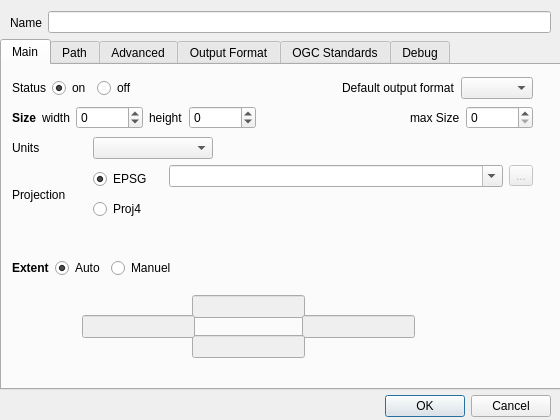
Before: the Qt Designer form ui/mapSetting.ui in guardeivid/MapfileEditor, drawn with Qt 5.
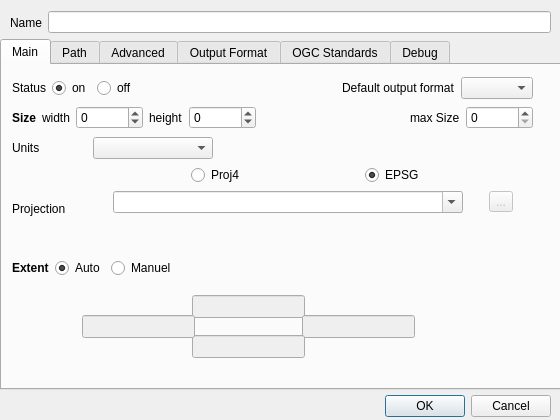
After: the same form once the commit is applied. The open tabs and pages were chosen to show the change. Icons and pictures are not drawn. Custom widgets are drawn as their Qt base class.

Commit message: add enabel resquest support in ogcFormTab (buggy)

Patch:
```diff
--- a/ui/mapSetting.ui
+++ b/ui/mapSetting.ui
@@ -411,7 +411,7 @@
        <x>10</x>
        <y>100</y>
        <width>521</width>
-       <height>60</height>
+       <height>87</height>
       </rect>
      </property>
      <layout class="QHBoxLayout" name="projectionLayout">
@@ -444,41 +444,12 @@
        </widget>
       </item>
       <item>
-       <layout class="QVBoxLayout" name="verticalLayout">
+       <layout class="QVBoxLayout" name="verticalLayout_2">
+        <item>
+         <layout class="QHBoxLayout" name="horizontalLayout_40">
         <property name="sizeConstraint">
          <enum>QLayout::SetDefaultConstraint</enum>
         </property>
-        <item>
-         <widget class="QRadioButton" name="mf_map_projection_btepsg">
-          <property name="minimumSize">
-           <size>
-            <width>70</width>
-            <height>0</height>
-           </size>
-          </property>
-          <property name="maximumSize">
-           <size>
-            <width>70</width>
-            <height>16777215</height>
-           </size>
-          </property>
-          <property name="baseSize">
-           <size>
-            <width>70</width>
-            <height>0</height>
-           </size>
-          </property>
-          <property name="toolTip">
-           <string>&lt;html&gt;&lt;head/&gt;&lt;body&gt;&lt;p&gt;Define projection using EPSG code.&lt;/p&gt;&lt;/body&gt;&lt;/html&gt;</string>
-          </property>
-          <property name="text">
-           <string>EPSG</string>
-          </property>
-          <property name="checked">
-           <bool>true</bool>
-          </property>
-         </widget>
-        </item>
         <item>
          <widget class="QRadioButton" name="mf_map_projection_btproj">
           <property name="minimumSize">
@@ -507,10 +478,39 @@
           </property>
          </widget>
         </item>
-       </layout>
-      </item>
       <item>
-       <layout class="QVBoxLayout" name="verticalLayout_2">
+           <widget class="QRadioButton" name="mf_map_projection_btepsg">
+            <property name="minimumSize">
+             <size>
+              <width>70</width>
+              <height>0</height>
+             </size>
+            </property>
+            <property name="maximumSize">
+             <size>
+              <width>70</width>
+              <height>16777215</height>
+             </size>
+            </property>
+            <property name="baseSize">
+             <size>
+              <width>70</width>
+              <height>0</height>
+             </size>
+            </property>
+            <property name="toolTip">
+             <string>&lt;html&gt;&lt;head/&gt;&lt;body&gt;&lt;p&gt;Define projection using EPSG code.&lt;/p&gt;&lt;/body&gt;&lt;/html&gt;</string>
+            </property>
+            <property name="text">
+             <string>EPSG</string>
+            </property>
+            <property name="checked">
+             <bool>true</bool>
+            </property>
+           </widget>
+          </item>
+         </layout>
+        </item>
         <item>
          <layout class="QHBoxLayout" name="horizontalLayout_30">
           <item>
```
Left out of the diff: 12 changed lines with no effect on the pictures. Lines whose indentation alone changed are shown as unchanged. The commit also changes 2 other files.
